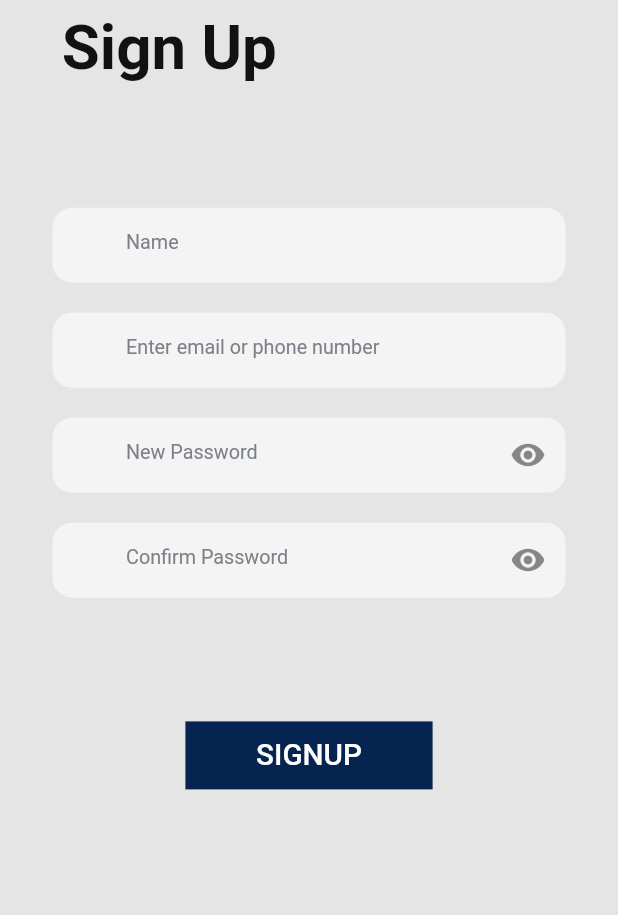
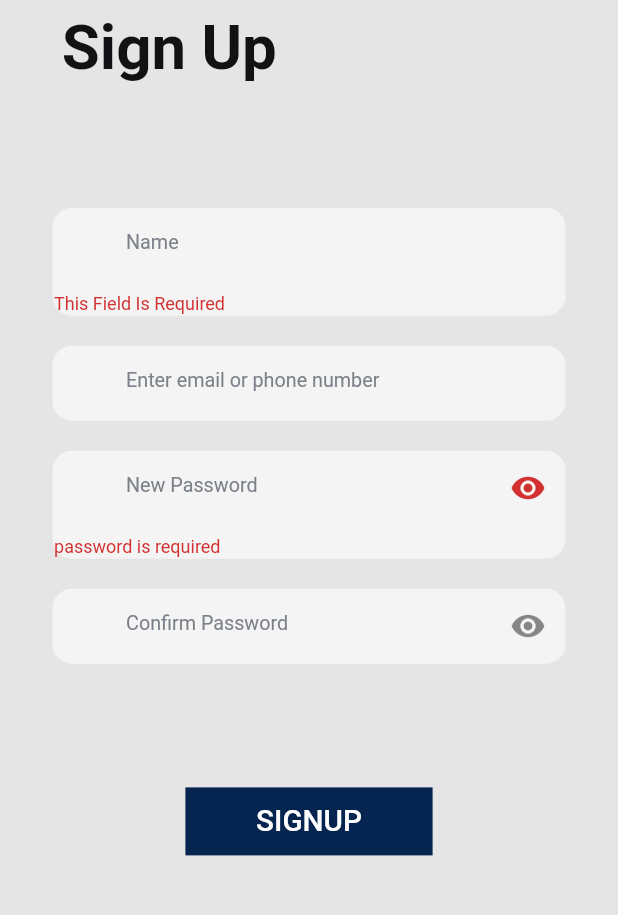
Before and after one commit to Anthrapper/Etrip, a Flutter app: the SignupView screen opened by its route, after a tap on "SIGNUP", on a phone screen of 412 x 824 dp, the part 235-1150 px from its top. Run offline on Flutter 3.47's test engine with Material 2 defaults, Android fonts, the phone set to English and light mode, and no system bars; our stand-ins replace carousel_slider, firebase_auth, firebase_core, flutter_secure_storage, form_field_validator, get and 4 more; missing offline and left inert: geocoder, multiselect_formfield, pin_entry_text_field; accounts and stored records are empty; Roboto replaces fonts that are missing (Hind).

Commit message:
bug fixes

```diff
--- a/lib/app/data/Widgets/customform.dart
+++ b/lib/app/data/Widgets/customform.dart
@@ -26,11 +26,14 @@ class CustomTextField extends StatelessWidget {
       padding: EdgeInsets.symmetric(horizontal: Get.width * 0.085),
       child: Container(
         decoration: BoxDecoration(
+          color: (CustomColors.textField),
+          border: Border.all(
             color: (CustomColors.textField),
-            border: Border.all(
-              color: (CustomColors.textField),
-            ),
-            borderRadius: BorderRadius.all(Radius.circular(13))),
+          ),
+          borderRadius: BorderRadius.all(
+            Radius.circular(13),
+          ),
+        ),
         child: TextFormField(
           style: TextStyle(color: Colors.black),
           textAlign: TextAlign.justify,
--- a/lib/app/modules/User/signup/controllers/signup_controller.dart
+++ b/lib/app/modules/User/signup/controllers/signup_controller.dart
@@ -15,9 +15,7 @@ class SignupController extends GetxController {
   TextEditingController confPass;
   TextEditingController password;
   var showText = true.obs;
-  var en = true.obs;
-  var ml = false.obs;
-  final formKey = GlobalKey<FormState>();
+  final regKey = GlobalKey<FormState>();
 
   vidUpdate(String verificationId) {
     vId.value = verificationId;
--- a/lib/app/modules/User/signup/views/signup_view.dart
+++ b/lib/app/modules/User/signup/views/signup_view.dart
@@ -1,8 +1,10 @@
 import 'package:etrip/app/data/Constants/colors.dart';
 import 'package:etrip/app/data/Constants/constants.dart';
+import 'package:etrip/app/data/Functions/validator.dart';
 import 'package:etrip/app/data/Widgets/customwidgets.dart';
 import 'package:etrip/app/modules/User/signup/controllers/signup_controller.dart';
 import 'package:flutter/material.dart';
+import 'package:form_field_validator/form_field_validator.dart';
 import 'package:get/get.dart';
 
 class SignupView extends GetView<SignupController> {
@@ -41,8 +43,10 @@ class SignupView extends GetView<SignupController> {
       child: CustomButton(
         text: 'SIGNUP',
         onpressed: () {
-          CustomNotifiers().progressIndicator();
-          controller.doSignUp();
+          if (controller.regKey.currentState.validate()) {
+            CustomNotifiers().progressIndicator();
+            controller.doSignUp();
+          }
         },
       ),
     );
@@ -52,7 +56,7 @@ class SignupView extends GetView<SignupController> {
     return Padding(
       padding: EdgeInsets.symmetric(vertical: Get.height * 0.1),
       child: Form(
-        key: controller.formKey,
+        key: controller.regKey,
         child: Column(
           children: [
             CustomTextField(
@@ -60,6 +64,7 @@ class SignupView extends GetView<SignupController> {
               controller: controller.name,
               hintText: 'Name',
               secureText: false,
+              validator: FormValidator().reqValidator,
             ),
             Padding(
               padding: const EdgeInsets.fromLTRB(0, 20, 0, 0),
@@ -74,6 +79,7 @@ class SignupView extends GetView<SignupController> {
               padding: const EdgeInsets.only(top: 20.0),
               child: Obx(
                 () => CustomTextField(
+                  validator: FormValidator().passwordValidator,
                   obsecure: controller.obscure,
                   icon: Icons.visibility,
                   suffixChecker: true,
@@ -87,6 +93,9 @@ class SignupView extends GetView<SignupController> {
               padding: const EdgeInsets.only(top: 20.0),
               child: Obx(
                 () => CustomTextField(
+                  validator: (val) =>
+                      MatchValidator(errorText: 'passwords do not match')
+                          .validateMatch(val, controller.password.text),
                   obsecure: controller.obscure,
                   icon: Icons.visibility,
                   suffixChecker: true,
```
